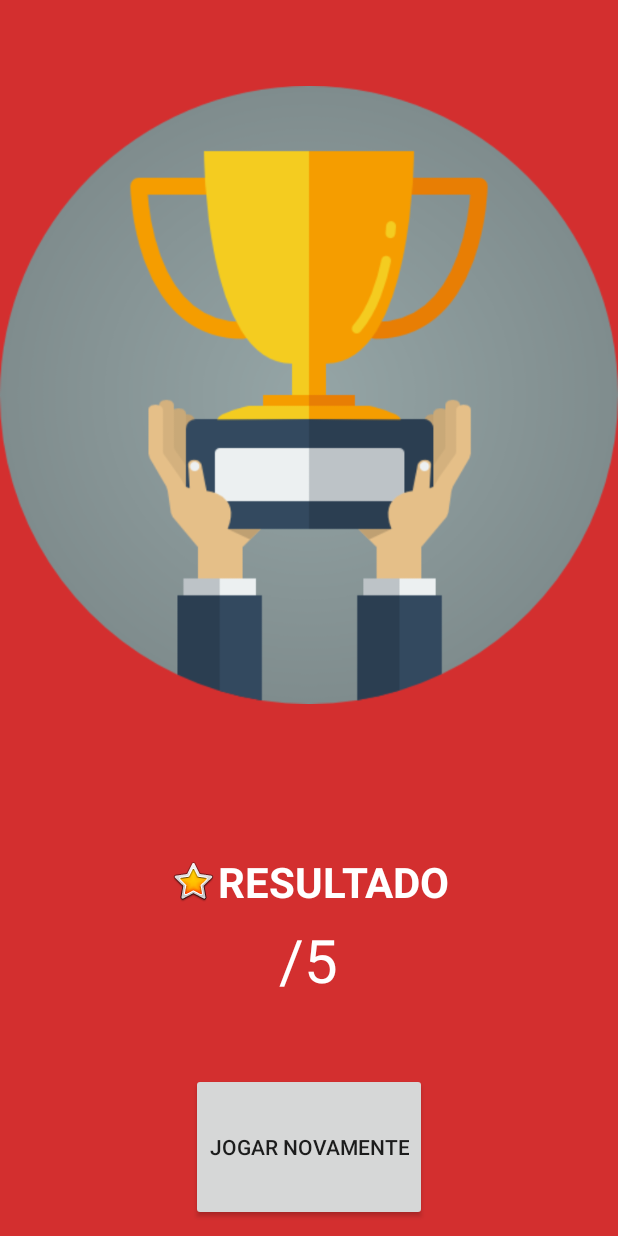
After one commit to anjoshigor/TiPad, an Android app: the ResultadoActivity screen opened directly, with no data from a screen before it, on a phone screen of 412 x 824 dp. The commit adds this screen. Run offline under Robolectric (Android 15) with nearby library versions, the phone set to English and light mode, and no system bars.

Commit message:
Tela de Resultado adicionada com contagem da nota | Issue #6

```diff
--- a/app/src/main/AndroidManifest.xml
+++ b/app/src/main/AndroidManifest.xml
@@ -19,7 +19,11 @@
         <activity android:name=".EscolhaActivity" />
         <activity
             android:name=".PerguntasActivity"
+            android:theme="@style/AppTheme.NoBar" />
+
+        <activity android:name=".ResultadoActivity"
             android:theme="@style/AppTheme.NoBar"/>
+
     </application>
 
 </manifest>
--- a/app/src/main/java/com/anjoshigor/tipad/PerguntasActivity.java
+++ b/app/src/main/java/com/anjoshigor/tipad/PerguntasActivity.java
@@ -30,7 +30,9 @@ public class PerguntasActivity extends AppCompatActivity {
     String assunto;
     TextView textoPergunta, tituloPergunta;
     Pergunta perguntaAtual;
+    Intent intentP;
     int numberOfTheQuestion = 0;
+    int nota = 0;
 
     @Override
     protected void onCreate(Bundle savedInstanceState) {
@@ -42,6 +44,7 @@ public class PerguntasActivity extends AppCompatActivity {
         checkBoxes = new ArrayList<>(4);
         cards = new ArrayList<>(4);
         flags = new ArrayList<>(4);
+
         Intent intent = getIntent();
         assunto = intent.getExtras().getString("assunto");
         bindViews();
@@ -50,15 +53,9 @@ public class PerguntasActivity extends AppCompatActivity {
         //randomizando
         Collections.shuffle(listaDePerguntas);
         perguntaAtual=listaDePerguntas.get(numberOfTheQuestion);
-        Log.i("PERGUNTAS", "Tamanho Lista de perguntas: "+String.valueOf(listaDePerguntas.size()));
-
-                /*listaDePerguntas.get(0).getId()+", "
-                +listaDePerguntas.get(1).getId()+", "
-                +listaDePerguntas.get(2).getId()+", "
-                +listaDePerguntas.get(3).getId()+", "
-                +listaDePerguntas.get(4).getId());*/
         updatePergunta(perguntaAtual);
-
+        intentP = new Intent(getBaseContext(), ResultadoActivity.class);
+        intentP.setFlags(Intent.FLAG_ACTIVITY_CLEAR_TOP);
 
     }
 
@@ -81,6 +78,7 @@ public class PerguntasActivity extends AppCompatActivity {
         flags.set(2,false);
         flags.set(3,false);
     }
+
     private void bindViews(){
         textViews.add((TextView) findViewById(R.id.resposta1));
         textViews.add((TextView) findViewById(R.id.resposta2));
@@ -176,6 +174,7 @@ public class PerguntasActivity extends AppCompatActivity {
             resetCard(i);
 
             if(perguntaAtual.getresposta().equals(respostaEscolhida)){
+                nota++;
                 acertou.show();
             } else {
                 acertou.setText("Errou!");
@@ -186,8 +185,8 @@ public class PerguntasActivity extends AppCompatActivity {
                 updatePergunta(perguntaAtual);
 
             } else {
-                acertou.setText("Resultado!");
-                acertou.show();
+                intentP.putExtra("nota", String.valueOf(nota));
+                startActivity(intentP);
             }
         } else {
             Toast toastEscolha = Toast.makeText(getApplicationContext(), "Escolha uma opção :)", Toast.LENGTH_SHORT);
--- /dev/null
+++ b/app/src/main/java/com/anjoshigor/tipad/ResultadoActivity.java
@@ -0,0 +1,20 @@
+package com.anjoshigor.tipad;
+
+import android.content.Intent;
+import android.support.v7.app.AppCompatActivity;
+import android.os.Bundle;
+import android.widget.TextView;
+
+public class ResultadoActivity extends AppCompatActivity {
+
+    TextView nota;
+
+    @Override
+    protected void onCreate(Bundle savedInstanceState) {
+        super.onCreate(savedInstanceState);
+        setContentView(R.layout.activity_resultado);
+        nota = (TextView) findViewById(R.id.nota);
+        String notaRecebida = getIntent().getStringExtra("nota");
+        nota.setText(notaRecebida);
+    }
+}
--- /dev/null
+++ b/app/src/main/res/layout/activity_resultado.xml
@@ -0,0 +1,79 @@
+<?xml version="1.0" encoding="utf-8"?>
+<LinearLayout xmlns:android="http://schemas.android.com/apk/res/android"
+    xmlns:tools="http://schemas.android.com/tools"
+    android:id="@+id/activity_resultado"
+    android:layout_width="match_parent"
+    android:layout_height="match_parent"
+    android:background="@color/primary_dark"
+    android:orientation="vertical"
+    tools:context="com.anjoshigor.tipad.ResultadoActivity">
+
+    <ImageView
+        android:layout_width="match_parent"
+        android:layout_height="0dp"
+        android:layout_marginTop="18dp"
+        android:layout_weight="5"
+        android:scaleType="centerInside"
+        android:src="@drawable/trophy"
+        />
+    <LinearLayout
+        android:layout_width="match_parent"
+        android:layout_height="0dp"
+        android:layout_weight="1"
+        android:gravity="bottom|center_horizontal">
+
+        <TextView
+            android:layout_width="wrap_content"
+            android:layout_height="wrap_content"
+            android:gravity="center"
+            android:textSize="28sp"
+            android:fontFamily="sans-serif-"
+            android:textAllCaps="true"
+            android:textColor="@color/icons"
+            android:textStyle="bold"
+            android:drawableLeft="@android:drawable/btn_star_big_on"
+            android:text="@string/resultado"/>
+
+
+    </LinearLayout>
+
+    <LinearLayout
+        android:layout_width="match_parent"
+        android:layout_height="0dp"
+        android:layout_weight="1"
+        android:orientation="horizontal"
+        android:gravity="center_horizontal">
+
+        <TextView
+            android:id="@+id/nota"
+            android:layout_width="wrap_content"
+            android:layout_height="wrap_content"
+            android:gravity="center"
+            android:textSize="46sp"
+            android:textAllCaps="true"
+            android:textColor="@color/icons"
+            android:textStyle="bold"
+            android:text="5"/>
+        <TextView
+            android:layout_width="wrap_content"
+            android:layout_height="wrap_content"
+            android:gravity="center"
+            android:textSize="40sp"
+            android:textAllCaps="true"
+            android:textColor="@color/icons"
+            android:fontFamily="sans-serif"
+            android:textStyle="normal"
+            android:text="/5"/>
+
+    </LinearLayout>
+
+    <Button
+        android:layout_width="wrap_content"
+        android:layout_gravity="center"
+        android:layout_margin="10dp"
+        android:layout_height="0dp"
+        android:text="@string/novamente"
+        android:layout_weight="1"/>
+
+
+</LinearLayout>
--- a/app/src/main/res/values/strings.xml
+++ b/app/src/main/res/values/strings.xml
@@ -7,7 +7,9 @@
     <string name="hipofise">Hipófise / Hipotálamo</string>
     <string name="adrenal">Glândula Adrenal</string>
     <string name="title_activity_perguntas">Perguntas</string>
+    <string name="novamente">Jogar Novamente</string>
     <string name="responder">Responder</string>
+    <string name="resultado">Resultado</string>
     <string name="texto_padrao">
         Se tratando da Doença de Addison, (que trata-se da destruição das células do córtex adrenal)
         qual o tratamento mais adequado que deve-se tomar ao se tratar dessa doença?
```
Also changed, not shown: app/src/main/res/drawable/trophy.png (added), 1 other file.
